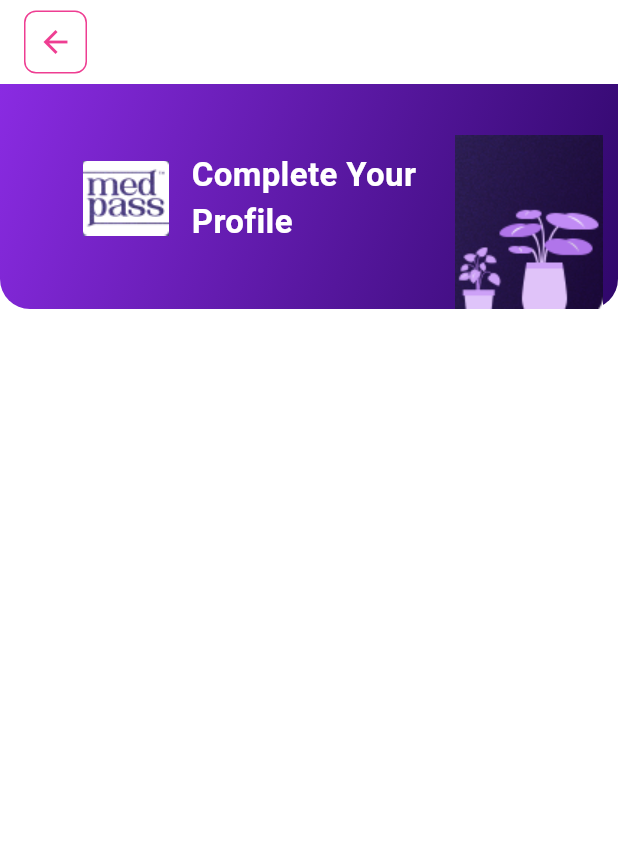
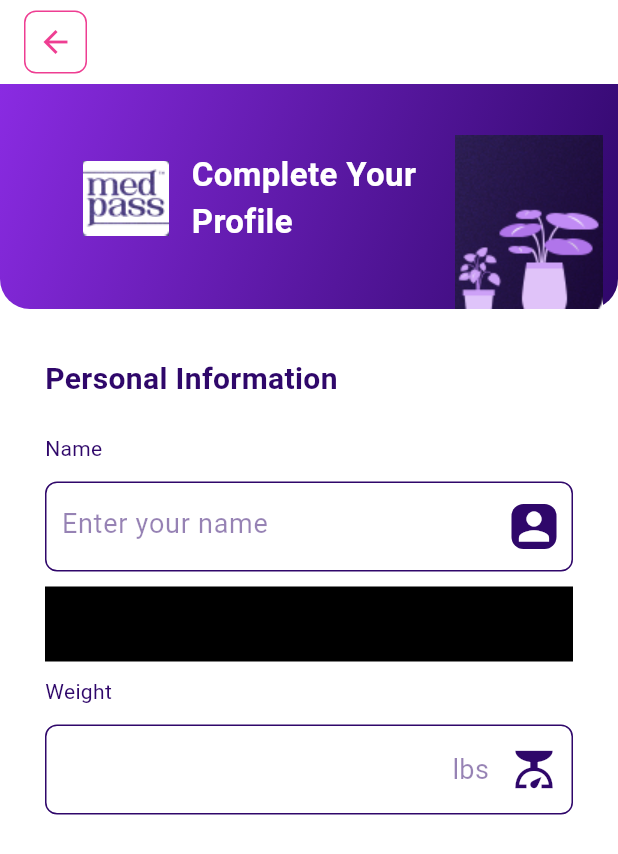
Before and after one commit to DrkDsk/Reflekt_test, a Flutter app: the FormScreen screen opened directly, on a phone screen of 412 x 824 dp. Shown: the top 854 px of the screen. Run offline on Flutter 3.47's test engine with Material 3 defaults, Android fonts, the light colour scheme and no system bars.

Commit message:
size_input and form_input added to form_body

```diff
--- a/lib/core/constants/styles.dart
+++ b/lib/core/constants/styles.dart
@@ -49,3 +49,9 @@
     fontSize: 20,
     color: textColor
 );
+
+TextStyle personalInformationTextStyle = const TextStyle(
+    fontSize: 20,
+    color: textColor,
+    fontWeight: FontWeight.w600
+);
--- a/lib/features/form/presentation/screens/form_screen.dart
+++ b/lib/features/form/presentation/screens/form_screen.dart
@@ -1,4 +1,5 @@
 import 'package:flutter/material.dart';
+import 'package:reflekt_test/features/form/presentation/widgets/form_body.dart';
 import 'package:reflekt_test/features/home/presentation/widgets/back_button_app_bar.dart';
 import 'package:reflekt_test/features/form/presentation/widgets/profile_card.dart';
 
@@ -26,6 +27,7 @@
               children: [
                 ProfileCard(),
                 SizedBox(height: 20),
+                FormBody()
               ],
             ),
           ),
--- /dev/null
+++ b/lib/features/form/presentation/widgets/date_picker.dart
@@ -0,0 +1,13 @@
+import 'package:flutter/material.dart';
+
+class DatePicker extends StatelessWidget {
+  const DatePicker({super.key});
+
+  @override
+  Widget build(BuildContext context) {
+    return Container(
+      color: Colors.black,
+      height: 50,
+    );
+  }
+}
--- /dev/null
+++ b/lib/features/form/presentation/widgets/form_body.dart
@@ -0,0 +1,77 @@
+import 'package:flutter/material.dart';
+import 'package:reflekt_test/core/constants/styles.dart';
+import 'package:reflekt_test/features/chat/presentation/widgets/description_text.dart';
+import 'package:reflekt_test/features/form/presentation/widgets/date_picker.dart';
+import 'package:reflekt_test/features/form/presentation/widgets/form_input.dart';
+import 'package:reflekt_test/features/form/presentation/widgets/size_input.dart';
+
+class FormBody extends StatefulWidget {
+  const FormBody({super.key});
+
+  @override
+  State<FormBody> createState() => _FormBodyState();
+}
+
+class _FormBodyState extends State<FormBody> {
+
+  final GlobalKey<FormState> formKey = GlobalKey<FormState>();
+  TextEditingController nameController = TextEditingController();
+  TextEditingController weightController = TextEditingController();
+  TextEditingController heightController = TextEditingController();
+  TextEditingController inchesController = TextEditingController();
+  bool formValid = false;
+
+  void validateForm() {
+    setState(() {
+      formValid = nameController.text.isNotEmpty;
+      formValid = weightController.text.isNotEmpty;
+      formValid = heightController.text.isNotEmpty;
+      formValid = inchesController.text.isNotEmpty;
+    });
+  }
+
+  @override
+  Widget build(BuildContext context) {
+    return Padding(
+      padding: const EdgeInsets.symmetric(horizontal: 30),
+      child: Form(
+        key: formKey,
+        onChanged: validateForm,
+        child: Column(
+          crossAxisAlignment: CrossAxisAlignment.start,
+          children: [
+            Padding(
+              padding: const EdgeInsets.symmetric(vertical: 12),
+              child: DescriptionText(
+                title: "Personal Information",
+                style: personalInformationTextStyle,
+              ),
+            ),
+            FormInput(
+              onValueChanged: (value) {
+                validateForm();
+              },
+              controller: nameController,
+              textInputType: TextInputType.text,
+              label: 'Name',
+              hintText: 'Enter your name',
+              iconData: Icons.person,
+            ),
+            const DatePicker(),
+            SizeInput(
+              controller: weightController,
+              onValueChanged: (value) {
+                validateForm();
+              },
+              textInputType: TextInputType.number,
+              suffixText: true,
+              label: 'Weight',
+              hintText: 'lbs',
+              iconData: Icons.scale,
+            ),
+          ],
+        ),
+      ),
+    );
+  }
+}
--- /dev/null
+++ b/lib/features/form/presentation/widgets/form_input.dart
@@ -0,0 +1,97 @@
+import 'package:flutter/material.dart';
+import 'package:reflekt_test/core/constants/color.dart';
+
+class FormInput extends StatelessWidget {
+
+  final String label;
+  final String hintText;
+  final IconData iconData;
+  final bool? suffixText;
+  final TextInputType textInputType;
+  final TextEditingController controller;
+  final ValueChanged<String> onValueChanged;
+
+  const FormInput({
+    super.key,
+    required this.hintText,
+    required this.iconData,
+    required this.label,
+    this.suffixText,
+    required this.textInputType,
+    required this.controller,
+    required this.onValueChanged
+  });
+
+  @override
+  Widget build(BuildContext context) {
+    return Padding(
+      padding: const EdgeInsets.symmetric(vertical: 10),
+      child: Column(
+        crossAxisAlignment: CrossAxisAlignment.start,
+        children: [
+          Text(
+            label,
+            style: const TextStyle(
+              color: textColor
+            ),
+          ),
+          const SizedBox(height: 12),
+          Container(
+            height: 60,
+            decoration: BoxDecoration(
+              border: Border.all(
+                color: textColor,
+              ),
+              borderRadius: BorderRadius.circular(8)
+            ),
+            child: Padding(
+              padding: const EdgeInsets.symmetric(horizontal: 10, vertical: 5),
+              child: TextFormField(
+                onChanged: onValueChanged,
+                controller: controller,
+                keyboardType: textInputType,
+                decoration: InputDecoration(
+                  suffixIcon: Row(
+                    mainAxisSize: MainAxisSize.min,
+                    children: [
+                      if (suffixText == true) Padding(
+                        padding: const EdgeInsets.symmetric(horizontal: 15),
+                        child: Text(
+                          hintText,
+                          style: TextStyle(
+                            fontSize: 18,
+                            color: textColor.withOpacity(0.5),
+                            fontWeight: FontWeight.w400
+                          ),
+                        ),
+                      ),
+                      const SizedBox(width: 20),
+                      Container(
+                        decoration: BoxDecoration(
+                          borderRadius: BorderRadius.circular(8),
+                          color: textColor
+                        ),
+                        child: Icon(
+                          iconData,
+                          color: Colors.white,
+                          size: 30,
+                        ),
+                      ),
+                    ],
+                  ),
+                  hintText: suffixText == true ? null : hintText,
+                  hintStyle: TextStyle(
+                    fontSize: 18,
+                    color: textColor.withOpacity(0.5),
+                    fontWeight: FontWeight.w400
+                  ),
+                  border: InputBorder.none
+                ),
+              ),
+            ),
+          )
+        ],
+      ),
+    );
+  }
+}
--- /dev/null
+++ b/lib/features/form/presentation/widgets/size_input.dart
@@ -0,0 +1,90 @@
+import 'package:flutter/material.dart';
+import 'package:reflekt_test/core/constants/color.dart';
+
+class SizeInput extends StatelessWidget {
+
+  final String label;
+  final String hintText;
+  final IconData iconData;
+  final bool? suffixText;
+  final TextInputType textInputType;
+  final TextEditingController controller;
+  final ValueChanged<String> onValueChanged;
+
+  const SizeInput({
+    super.key,
+    required this.hintText,
+    required this.iconData,
+    required this.label,
+    this.suffixText,
+    required this.textInputType,
+    required this.controller,
+    required this.onValueChanged
+  });
+
+  @override
+  Widget build(BuildContext context) {
+    return Padding(
+      padding: const EdgeInsets.symmetric(vertical: 10),
+      child: Column(
+        crossAxisAlignment: CrossAxisAlignment.start,
+        children: [
+          Text(
+            label,
+            style: const TextStyle(
+                color: textColor
+            ),
+          ),
+          const SizedBox(height: 12),
+          Container(
+            height: 60,
+            decoration: BoxDecoration(
+                border: Border.all(
+                  color: textColor,
+                ),
+                borderRadius: BorderRadius.circular(8)
+            ),
+            child: Padding(
+              padding: const EdgeInsets.symmetric(horizontal: 10, vertical: 5),
+              child: TextField(
+                controller: controller,
+                onChanged: onValueChanged,
+                keyboardType: textInputType,
+                decoration: InputDecoration(
+                    suffixIcon: Row(
+                      mainAxisSize: MainAxisSize.min,
+                      children: [
+                        if (suffixText == true) Padding(
+                          padding: const EdgeInsets.symmetric(horizontal: 15),
+                          child: Text(
+                            hintText,
+                            style: TextStyle(
+                              fontSize: 18,
+                              color: textColor.withOpacity(0.5),
+                              fontWeight: FontWeight.w400
+                            ),
+                          ),
+                        ),
+                        Icon(
+                          iconData,
+                          color: textColor,
+                          size: 30,
+                        ),
+                      ],
+                    ),
+                    hintText: suffixText == true ? null : hintText,
+                    hintStyle: TextStyle(
+                      fontSize: 18,
+                      color: textColor.withOpacity(0.5),
+                      fontWeight: FontWeight.w400
+                    ),
+                    border: InputBorder.none
+                ),
+              ),
+            ),
+          )
+        ],
+      ),
+    );
+  }
+}
```
